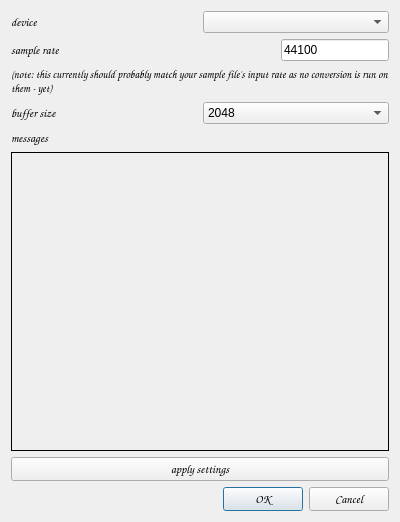
aeiouaeiouaeiouaeiouaeiouaeiou/samplebrain, file gui/settings.ui: the form before one commit.
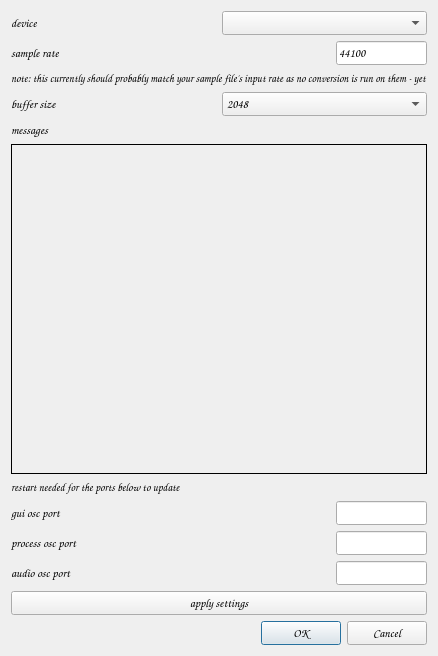
The form after the commit.

Commit message: added osc ports to the settings interface, bumped the version num

What changed in the file:
```diff
--- a/gui/settings.ui
+++ b/gui/settings.ui
@@ -6,8 +6,8 @@
    <rect>
     <x>0</x>
     <y>0</y>
-    <width>400</width>
-    <height>522</height>
+    <width>438</width>
+    <height>656</height>
    </rect>
   </property>
   <property name="windowTitle">
@@ -31,7 +31,13 @@
         </widget>
        </item>
        <item>
-        <widget class="QComboBox" name="deviceComboBox"/>
+        <widget class="QComboBox" name="deviceComboBox">
+         <property name="font">
+          <font>
+           <family>Comic Sans MS</family>
+          </font>
+         </property>
+        </widget>
        </item>
       </layout>
      </item>
@@ -57,6 +63,11 @@
            <verstretch>0</verstretch>
           </sizepolicy>
          </property>
+         <property name="font">
+          <font>
+           <family>Comic Sans MS</family>
+          </font>
+         </property>
          <property name="text">
           <string>44100</string>
          </property>
@@ -73,7 +84,7 @@
         </font>
        </property>
        <property name="text">
-        <string>(note: this currently should probably match your sample file's input rate as no conversion is run on them - yet)</string>
+        <string>note: this currently should probably match your sample file's input rate as no conversion is run on them - yet</string>
        </property>
        <property name="wordWrap">
         <bool>true</bool>
@@ -98,6 +109,11 @@
      </item>
      <item>
       <widget class="QComboBox" name="buffersizeComboBox">
+       <property name="font">
+        <font>
+         <family>Comic Sans MS</family>
+        </font>
+       </property>
        <property name="currentIndex">
         <number>5</number>
        </property>
@@ -180,6 +196,112 @@
      </property>
     </widget>
    </item>
+   <item>
+    <widget class="QLabel" name="label_9">
+     <property name="font">
+      <font>
+       <family>Comic Sans MS</family>
+       <pointsize>8</pointsize>
+      </font>
+     </property>
+     <property name="text">
+      <string>restart needed for the ports below to update</string>
+     </property>
+    </widget>
+   </item>
+   <item>
+    <layout class="QHBoxLayout" name="horizontalLayout_4">
+     <item>
+      <widget class="QLabel" name="label_6">
+       <property name="font">
+        <font>
+         <family>Comic Sans MS</family>
+        </font>
+       </property>
+       <property name="text">
+        <string>gui osc port</string>
+       </property>
+      </widget>
+     </item>
+     <item>
+      <widget class="QLineEdit" name="guiOSCLineEdit">
+       <property name="sizePolicy">
+        <sizepolicy hsizetype="Fixed" vsizetype="Fixed">
+         <horstretch>0</horstretch>
+         <verstretch>0</verstretch>
+        </sizepolicy>
+       </property>
+       <property name="font">
+        <font>
+         <family>Comic Sans MS</family>
+        </font>
+       </property>
+      </widget>
+     </item>
+    </layout>
+   </item>
+   <item>
+    <layout class="QHBoxLayout" name="horizontalLayout_5">
+     <item>
+      <widget class="QLabel" name="label_7">
+       <property name="font">
+        <font>
+         <family>Comic Sans MS</family>
+        </font>
+       </property>
+       <property name="text">
+        <string>process osc port</string>
+       </property>
+      </widget>
+     </item>
+     <item>
+      <widget class="QLineEdit" name="processOSCLineEdit">
+       <property name="sizePolicy">
+        <sizepolicy hsizetype="Fixed" vsizetype="Fixed">
+         <horstretch>0</horstretch>
+         <verstretch>0</verstretch>
+        </sizepolicy>
+       </property>
+       <property name="font">
+        <font>
+         <family>Comic Sans MS</family>
+        </font>
+       </property>
+      </widget>
+     </item>
+    </layout>
+   </item>
+   <item>
+    <layout class="QHBoxLayout" name="horizontalLayout_6">
+     <item>
+      <widget class="QLabel" name="label_8">
+       <property name="font">
+        <font>
+         <family>Comic Sans MS</family>
+        </font>
+       </property>
+       <property name="text">
+        <string>audio osc port</string>
+       </property>
+      </widget>
+     </item>
+     <item>
+      <widget class="QLineEdit" name="audioOSCLineEdit">
+       <property name="sizePolicy">
+        <sizepolicy hsizetype="Fixed" vsizetype="Fixed">
+         <horstretch>0</horstretch>
+         <verstretch>0</verstretch>
+        </sizepolicy>
+       </property>
+       <property name="font">
+        <font>
+         <family>Comic Sans MS</family>
+        </font>
+       </property>
+      </widget>
+     </item>
+    </layout>
+   </item>
    <item>
     <widget class="QPushButton" name="applyPushButton">
      <property name="font">
```
Left out of the diff: 67 changed lines with no effect on the pictures. The commit also changes 7 other files.
